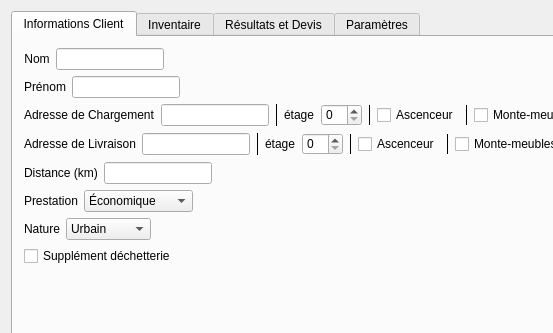
Before: the Qt Designer form DevisMaker/MainWindow.ui in Andreas-Chatti/DevisMaker, drawn with Qt 5; both pictures show x 0 to 553 and y 0 to 333 of the 922 by 774 pixel window.
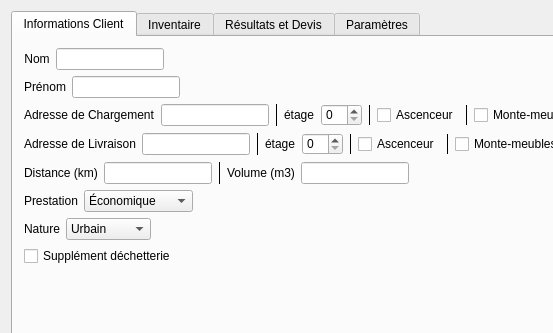
After: the same form once the commit is applied. The open tabs and pages were chosen to show the change.

Commit message: Add quote generation functionality and UI improvements

What changed in the file:
```diff
--- a/DevisMaker/MainWindow.ui
+++ b/DevisMaker/MainWindow.ui
@@ -372,6 +372,26 @@
             </property>
            </widget>
           </item>
+          <item>
+           <widget class="Line" name="line_9">
+            <property name="frameShadow">
+             <enum>QFrame::Shadow::Plain</enum>
+            </property>
+            <property name="orientation">
+             <enum>Qt::Orientation::Vertical</enum>
+            </property>
+           </widget>
+          </item>
+          <item>
+           <widget class="QLabel" name="volumeLabel">
+            <property name="text">
+             <string>Volume (m3)</string>
+            </property>
+           </widget>
+          </item>
+          <item>
+           <widget class="QLineEdit" name="volumelineEdit"/>
+          </item>
          </layout>
         </item>
         <item row="5" column="0">
```
Left out of the diff: 86 changed lines with no effect on the pictures. The commit also changes 2 other files.
